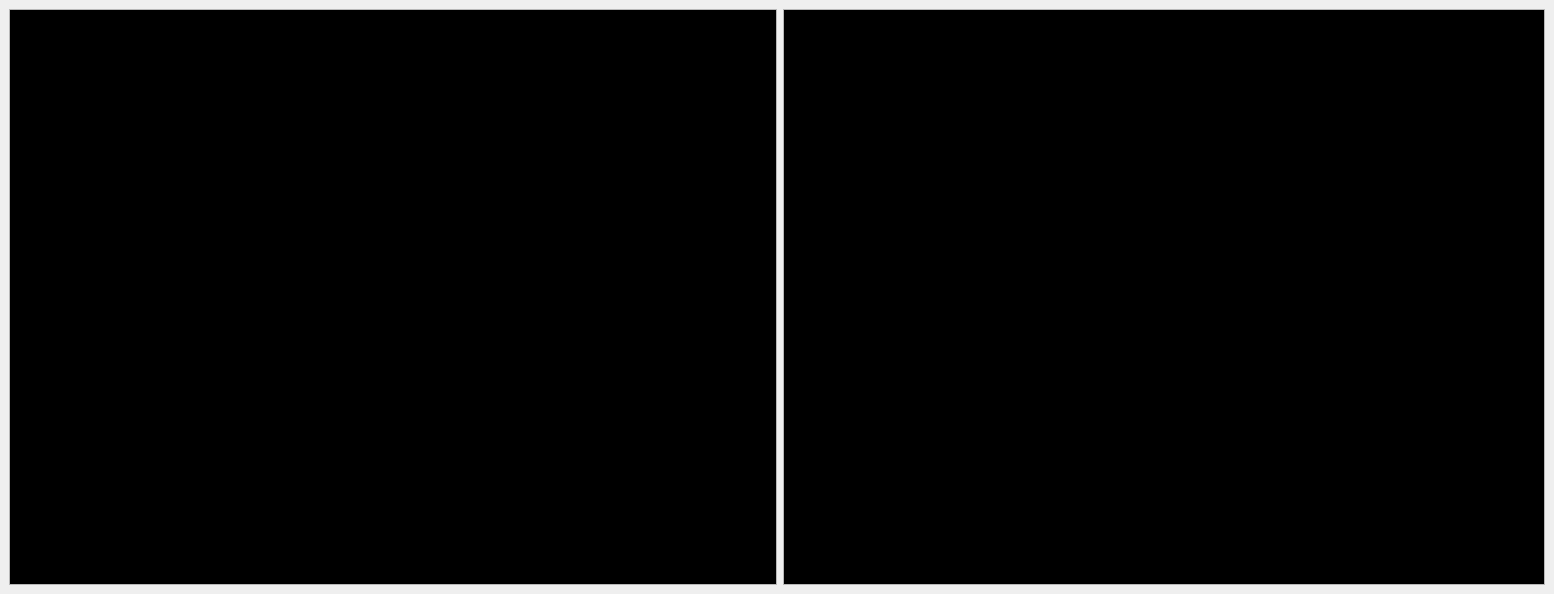
Qt form texter/texter/texter3.ui (derlucas/4.48_psychosis) before a commit.
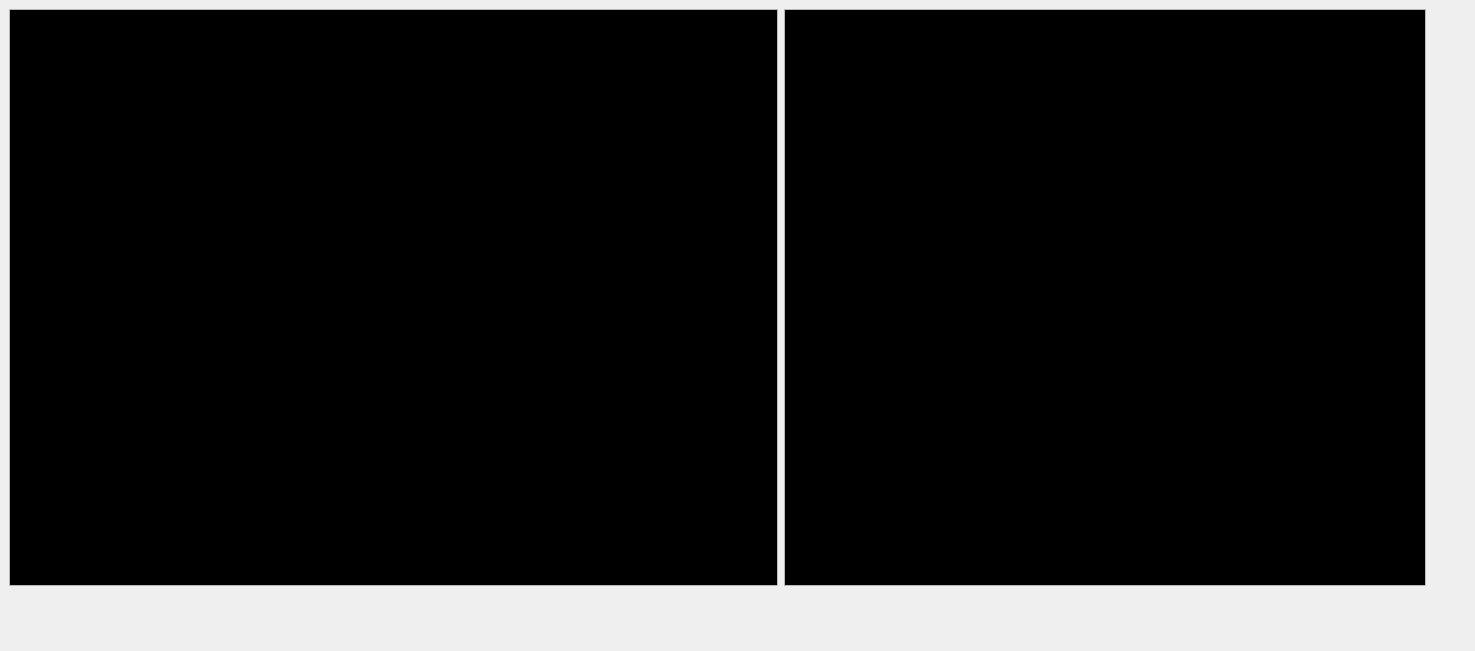
The same form after that commit. Icons and pictures are not drawn. Custom widgets are drawn as their Qt base class.

Commit message: up and down feature, editor and text selection popup will not disturb the live text anymore, better layout

What changed in the file:
```diff
--- a/texter/texter/texter3.ui
+++ b/texter/texter/texter3.ui
@@ -6,8 +6,8 @@
    <rect>
     <x>0</x>
     <y>0</y>
-    <width>1554</width>
-    <height>584</height>
+    <width>1475</width>
+    <height>651</height>
    </rect>
   </property>
   <property name="palette">
@@ -82,26 +82,86 @@
     <normaloff>:/texter/icon.png</normaloff>:/texter/icon.png</iconset>
   </property>
   <widget class="QWidget" name="centralwidget">
+   <layout class="QVBoxLayout" name="verticalLayout">
+    <item>
    <layout class="QHBoxLayout" name="horizontalLayout">
     <item>
      <widget class="KRichTextWidget" name="live_text">
       <property name="minimumSize">
        <size>
-        <width>768</width>
-        <height>576</height>
+          <width>769</width>
+          <height>577</height>
        </size>
       </property>
       <property name="maximumSize">
        <size>
-        <width>768</width>
-        <height>576</height>
-       </size>
-      </property>
-      <property name="font">
-       <font>
-        <family>Monospace</family>
-        <pointsize>22</pointsize>
-       </font>
+          <width>769</width>
+          <height>577</height>
+         </size>
+        </property>
+        <property name="palette">
+         <palette>
+          <active>
+           <colorrole role="Highlight">
+            <brush brushstyle="SolidPattern">
+             <color alpha="255">
+              <red>0</red>
+              <green>0</green>
+              <blue>0</blue>
+             </color>
+            </brush>
+           </colorrole>
+           <colorrole role="Link">
+            <brush brushstyle="SolidPattern">
+             <color alpha="255">
+              <red>255</red>
+              <green>255</green>
+              <blue>255</blue>
+             </color>
+            </brush>
+           </colorrole>
+          </active>
+          <inactive>
+           <colorrole role="Highlight">
+            <brush brushstyle="SolidPattern">
+             <color alpha="255">
+              <red>0</red>
+              <green>0</green>
+              <blue>0</blue>
+             </color>
+            </brush>
+           </colorrole>
+           <colorrole role="Link">
+            <brush brushstyle="SolidPattern">
+             <color alpha="255">
+              <red>255</red>
+              <green>255</green>
+              <blue>255</blue>
+             </color>
+            </brush>
+           </colorrole>
+          </inactive>
+          <disabled>
+           <colorrole role="Highlight">
+            <brush brushstyle="SolidPattern">
+             <color alpha="255">
+              <red>0</red>
+              <green>0</green>
+              <blue>0</blue>
+             </color>
+            </brush>
+           </colorrole>
+           <colorrole role="Link">
+            <brush brushstyle="SolidPattern">
+             <color alpha="255">
+              <red>255</red>
+              <green>255</green>
+              <blue>255</blue>
+             </color>
+            </brush>
+           </colorrole>
+          </disabled>
+         </palette>
       </property>
       <property name="cursor" stdset="0">
        <cursorShape>BlankCursor</cursorShape>
@@ -131,24 +191,24 @@
     </item>
     <item>
      <widget class="KRichTextWidget" name="preview_text">
+        <property name="sizePolicy">
+         <sizepolicy hsizetype="Expanding" vsizetype="Expanding">
+          <horstretch>10</horstretch>
+          <verstretch>0</verstretch>
+         </sizepolicy>
+        </property>
       <property name="minimumSize">
        <size>
-        <width>400</width>
-        <height>576</height>
+          <width>300</width>
+          <height>577</height>
        </size>
       </property>
       <property name="maximumSize">
        <size>
-        <width>768</width>
-        <height>576</height>
-       </size>
-      </property>
-      <property name="font">
-       <font>
-        <family>Monospace</family>
-        <pointsize>22</pointsize>
-       </font>
-      </property>
+          <width>769</width>
+          <height>577</height>
+         </size>
+        </property>
       <property name="contextMenuPolicy">
        <enum>Qt::ActionsContextMenu</enum>
       </property>
@@ -171,6 +231,37 @@
        <set>KRichTextWidget::SupportAlignment|KRichTextWidget::SupportChangeListStyle|KRichTextWidget::SupportFontFamily|KRichTextWidget::SupportFontSize|KRichTextWidget::SupportTextForegroundColor</set>
       </property>
      </widget>
+      </item>
+      <item>
+       <spacer name="horizontalSpacer">
+        <property name="orientation">
+         <enum>Qt::Horizontal</enum>
+        </property>
+        <property name="sizeType">
+         <enum>QSizePolicy::MinimumExpanding</enum>
+        </property>
+        <property name="sizeHint" stdset="0">
+         <size>
+          <width>40</width>
+          <height>20</height>
+         </size>
+        </property>
+       </spacer>
+      </item>
+     </layout>
+    </item>
+    <item>
+     <spacer name="verticalSpacer">
+      <property name="orientation">
+       <enum>Qt::Vertical</enum>
+      </property>
+      <property name="sizeHint" stdset="0">
+       <size>
+        <width>20</width>
+        <height>40</height>
+       </size>
+      </property>
+     </spacer>
     </item>
    </layout>
   </widget>
```
Left out of the diff: 9 changed lines with no effect on the pictures. Lines whose indentation alone changed are shown as unchanged. The commit also changes 7 other files.
